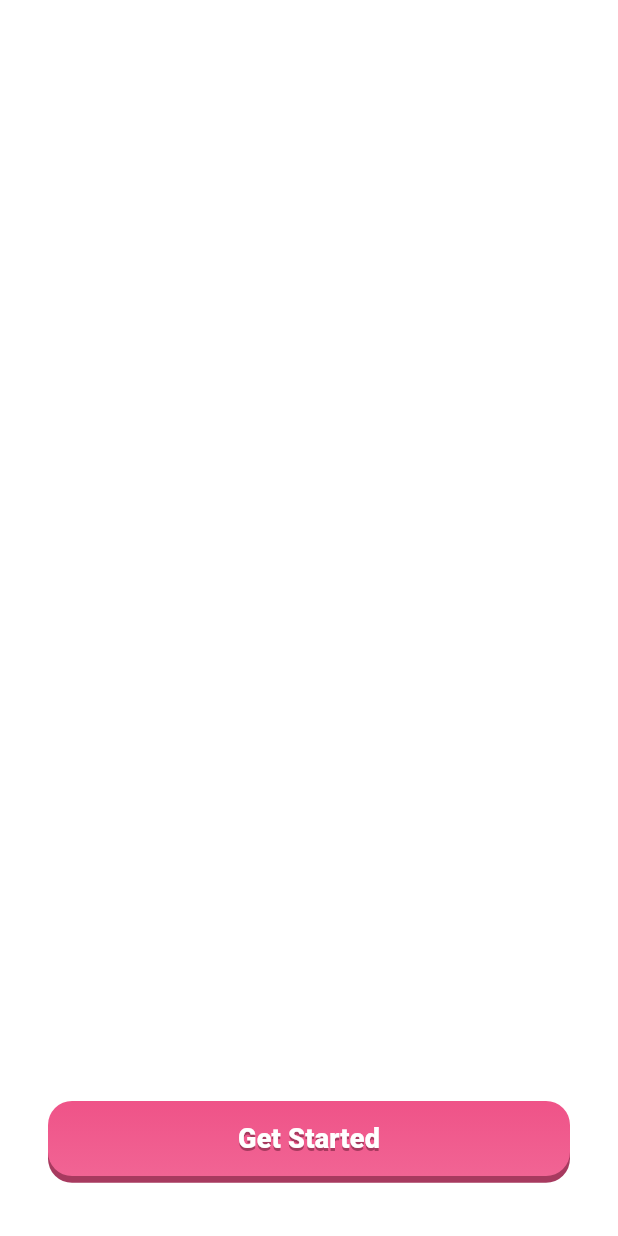
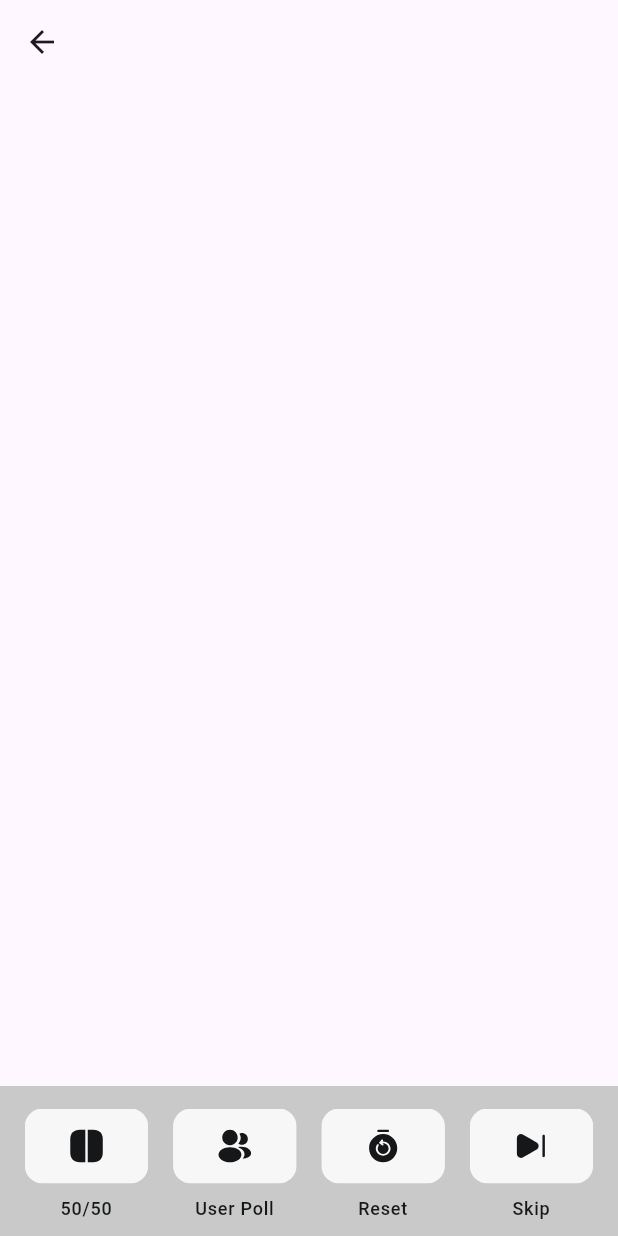
Before and after one commit to wrteam-priyansh/animations, a Flutter app: the screen it shows after launch, after a tap on "Get Started", on a phone screen of 412 x 824 dp. Run offline on Flutter 3.47's test engine with Material 3 defaults, Android fonts, the phone set to English and light mode, and no system bars; our stand-ins replace flutter_svg; Roboto replaces fonts that are missing (Candal).

Commit message:
added the lifeline animation

```diff
--- a/lib/main.dart
+++ b/lib/main.dart
@@ -1,5 +1,7 @@
+
 import 'package:animations/color_shades.dart';
-import 'package:animations/screens/cart_animation_screen.dart';
+import 'package:animations/screens/life_line_animation_screen.dart';
+import 'package:flutter/cupertino.dart';
 import 'package:flutter/material.dart';
 
 class GetStartedButton extends StatefulWidget {
@@ -54,6 +56,7 @@ class _GetStartedButtonState extends State<GetStartedButton>
     return GestureDetector(
       behavior: HitTestBehavior.opaque,
       onTap: (){
+        widget.onTap.call();
         // Navigator.of(context).push(
         //   MaterialPageRoute(builder: (context) => CartAnimationScreen())
         // );
@@ -177,6 +180,12 @@ class MyApp extends StatelessWidget {
         // tested with just a hot reload.
         colorScheme: .fromSeed(seedColor: Colors.deepPurple),
       ),
+      builder: (context, child) {
+      return SafeArea(
+        top: false,
+        child: child!,
+      );
+      },
       home: const MyHomePage(title: 'Flutter Demo Home Page'),
     );
   }
@@ -260,7 +269,11 @@ class _MyHomePageState extends State<MyHomePage> with TickerProviderStateMixin{
               alignment: Alignment.bottomCenter,
               child: Padding(
                 padding: const EdgeInsets.only(bottom: 40),
-                child: GetStartedButton(onTap: () {}),
+                child: GetStartedButton(onTap: () {
+                  Navigator.of(context).push(
+                    CupertinoPageRoute(builder: (context) => LifeLineAnimationScreen())
+                  );
+                }),
               ),
             )
 
--- /dev/null
+++ b/lib/screens/life_line_animation_screen.dart
@@ -0,0 +1,314 @@
+import 'package:flutter/material.dart';
+import 'package:flutter_svg/flutter_svg.dart';
+
+enum LifeLine {
+  fiftyFifty,
+  userPoll,
+  reset,
+  skip,
+}
+
+class LifeLineAnimationScreen extends StatefulWidget {
+  const LifeLineAnimationScreen({super.key});
+
+  @override
+  State<LifeLineAnimationScreen> createState() => _LifeLineAnimationScreenState();
+}
+
+class _LifeLineAnimationScreenState extends State<LifeLineAnimationScreen> {
+  final Set<LifeLine> _usedLifeLines = {};
+
+  void _useLifeLine(LifeLine lifeLine) {
+    if (_usedLifeLines.contains(lifeLine)) return;
+    setState(() {
+      _usedLifeLines.add(lifeLine);
+    });
+  }
+
+  bool _isUsed(LifeLine lifeLine) => _usedLifeLines.contains(lifeLine);
+
+  @override
+  Widget build(BuildContext context) {
+    return Scaffold(
+      appBar: AppBar(),
+      body: Stack(
+        children: [
+          Positioned(
+            left: 0,
+            right: 0,
+            bottom: 0,
+            child: _LifeLinesBar(
+              usedLifeLines: _usedLifeLines,
+              onUse: _useLifeLine,
+              isUsed: _isUsed,
+            ),
+          ),
+        ],
+      ),
+    );
+  }
+}
+
+class _LifeLinesBar extends StatelessWidget {
+  const _LifeLinesBar({
+    required this.usedLifeLines,
+    required this.onUse,
+    required this.isUsed,
+  });
+
+  final Set<LifeLine> usedLifeLines;
+  final void Function(LifeLine) onUse;
+  final bool Function(LifeLine) isUsed;
+
+  @override
+  Widget build(BuildContext context) {
+    return Container(
+      padding: EdgeInsets.only(
+        top: 5.0
+      ),
+      height: 100,
+      color: const Color(0xFFC9C9C9),
+      child: LayoutBuilder(
+        builder: (context, constraints) {
+          final double cardWidth = (constraints.maxWidth)  * (0.2);
+          return Row(
+            mainAxisAlignment: MainAxisAlignment.spaceEvenly,
+            children: [
+              _LifeLineCard(
+                lifeLine: LifeLine.fiftyFifty,
+                assetPath: 'assets/fifty_fifty.svg',
+                label: '50/50',
+                used: isUsed(LifeLine.fiftyFifty),
+                onTap: () => onUse(LifeLine.fiftyFifty),
+                width: cardWidth,
+              ),
+              _LifeLineCard(
+                width: cardWidth,
+                lifeLine: LifeLine.userPoll,
+                assetPath: 'assets/user_poll.svg',
+                label: 'User Poll',
+                used: isUsed(LifeLine.userPoll),
+                onTap: () => onUse(LifeLine.userPoll),
+              ),
+              _LifeLineCard(
+                width: cardWidth,
+                lifeLine: LifeLine.reset,
+                assetPath: 'assets/reset.svg',
+                label: 'Reset',
+                used: isUsed(LifeLine.reset),
+                onTap: () => onUse(LifeLine.reset),
+              ),
+              _LifeLineCard(
+                width: cardWidth,
+                lifeLine: LifeLine.skip,
+                assetPath: 'assets/skip.svg',
+                label: 'Skip',
+                used: isUsed(LifeLine.skip),
+                onTap: () => onUse(LifeLine.skip),
+              ),
+            ],
+          );
+        }
+      ),
+    );
+  }
+}
+
+class _LifeLineCard extends StatefulWidget {
+  const _LifeLineCard({
+    required this.lifeLine,
+    required this.assetPath,
+    required this.label,
+    required this.used,
+    required this.onTap,
+    required this.width,
+  });
+
+  final LifeLine lifeLine;
+  final String assetPath;
+  final String label;
+  final bool used;
+  final VoidCallback onTap;
+  final double width;
+
+  @override
+  State<_LifeLineCard> createState() => _LifeLineCardState();
+}
+
+class _LifeLineCardState extends State<_LifeLineCard> with TickerProviderStateMixin {
+
+  final Duration animationDuration = const Duration(milliseconds: 400);
+  late final  Duration iconEndAnimationDuration =  Duration(milliseconds: animationDuration.inMilliseconds ~/ 10);
+
+  late final AnimationController _controller = AnimationController(
+    vsync: this,
+    duration: animationDuration,
+  );
+
+   late final AnimationController _iconEndController = AnimationController(
+    vsync: this,
+    duration: iconEndAnimationDuration,
+  );
+
+
+  late final Animation<double> _animation = Tween<double>(begin: iconContainerHeight * (-1), end: 0).animate(CurvedAnimation(parent: _controller, curve: Interval(0, 0.9, curve: Curves.easeOut)));
+
+  final double iconContainerHeight = 50.0;
+
+  late final Animation<double> _coinAnimation = Tween<double>(begin: -iconContainerHeight, end: 5).animate(CurvedAnimation(parent: _controller, curve: Interval(0.0, 0.9, curve: Curves.easeOut)));
+
+  late final Animation<double> _coinAnimationEnd = Tween<double>(begin: 0, end: 5).animate(CurvedAnimation(parent: _controller, curve: Interval(0.9, 1.0, curve: Curves.easeOut)));
+
+
+  late final Animation<double> _iconAnimation = Tween<double>(begin: 0, end: -50).animate(CurvedAnimation(parent: _controller, curve: Interval(0.0, 0.9, curve: Curves.easeOut)));
+
+
+  late final Animation<double> _iconAnimationEnd = Tween<double>(begin: 0, end: 5).animate(CurvedAnimation(parent: _iconEndController, curve: Curves.easeOut));
+
+  @override
+  void dispose() {
+    _controller.dispose();
+    _iconEndController.dispose();
+    super.dispose();
+  }
+
+
+  @override
+  Widget build(BuildContext context) {
+    return SizedBox(
+      width: widget.width,
+      child: AnimatedOpacity(
+         duration: const Duration(milliseconds: 250),
+              opacity: widget.used ? 0.35 : 1.0,
+        child: Column(
+          mainAxisSize: MainAxisSize.min,
+          children: [
+            GestureDetector(
+              onTap: widget.used ? null : () async{
+                await _controller.forward();
+                await _iconEndController.forward();
+                await Future.delayed( const Duration(milliseconds: 500));
+
+                await _controller.reverse();
+                await _iconEndController.reverse();
+
+                widget.onTap();
+              },
+              child: ClipRRect(
+                borderRadius: BorderRadius.circular(12),
+                child: Stack(
+                  children: [
+                    Container(
+                     height: 50,
+                      width: widget.width,
+                      padding: const EdgeInsets.symmetric(
+                        horizontal: 12
+                      ),
+                      decoration: BoxDecoration(
+                        color: const Color(0xFFF7F7F7),
+                      ),
+
+                    ),
+
+
+                    AnimatedBuilder(
+                      animation: _controller,
+                      builder: (context, child) {
+                        return Positioned(
+                          bottom: _animation.value,
+                          child: child!,
+                        );
+                      },
+                      child: Container(
+                           height: iconContainerHeight,
+                            width: widget.width,
+                            padding: const EdgeInsets.symmetric(
+                              horizontal: 12
+                            ),
+                            decoration: BoxDecoration(
+                              color: const Color(0xFFFEFCF0),
+                              borderRadius: BorderRadius.circular(12),
+                            ),
+
+                          ),
+                    ),
+
+
+                AnimatedBuilder(
+                  animation: _controller,
+                  builder: (context, child) {
+
+
+                    return AnimatedBuilder(
+                      animation: _iconEndController,
+                      builder: (context,_) {
+
+
+
+
+                        return Positioned(
+
+
+                          top : _iconAnimation.value + _iconAnimationEnd.value,
+                          child: child!,
+                        );
+                      }
+                    );
+                  },
+                  child: Container(
+                   padding: EdgeInsets.all(12),
+                   width: widget.width,
+                             height: 50,
+                             child: SvgPicture.asset(
+                               widget.assetPath,
+                               width: 24,
+                               height: 24,
+                             ),
+                           ),
+                ),
+
+                            AnimatedBuilder(
+                              animation: _controller,
+                              builder: (context, child) {
+                                final double coinY = _coinAnimation.value - _coinAnimationEnd.value;
+                                return Positioned(
+                                  bottom: coinY,
+                                  child: child!,
+                                 );
+                              },
+                              child: Container(
+                                padding: EdgeInsets.all(12),
+                                width: widget.width,
+                                    height: 50,
+                                     child: SvgPicture.asset(
+                                        'assets/coin.svg',
+                                        width: 24,
+                                        height: 24,
+                                      ),
+                                   ),
+
+                            )
+
+                  ],
+                ),
+              ),
+            ),
+            const SizedBox(height: 8),
+            Text(
+              widget.label,
+              textAlign: TextAlign.center,
+              maxLines: 1,
+              style: const TextStyle(
+                fontSize: 12,
+                fontWeight: FontWeight.w500,
+                color: Color(0xFF151719),
+                letterSpacing: 0.5,
+
+              ),
+            ),
+          ],
+        ),
+      ),
+    );
+  }
+}
--- a/pubspec.yaml
+++ b/pubspec.yaml
@@ -34,6 +34,7 @@ dependencies:
   # The following adds the Cupertino Icons font to your application.
   # Use with the CupertinoIcons class for iOS style icons.
   cupertino_icons: ^1.0.8
+  flutter_svg: ^2.2.4
 
 dev_dependencies:
   flutter_test:
@@ -58,8 +59,8 @@ flutter:
   uses-material-design: true
 
   # To add assets to your application, add an assets section, like this:
-  # assets:
-  #   - images/a_dot_burr.jpeg
+  assets:
+    - assets/
   #   - images/a_dot_ham.jpeg
 
   # An image asset can refer to one or more resolution-specific "variants", see
```
Also changed, not shown: assets/coin.svg (added), assets/fifty_fifty.svg (added), assets/reset.svg (added), assets/skip.svg (added), assets/user_poll.svg (added), pubspec.lock.
